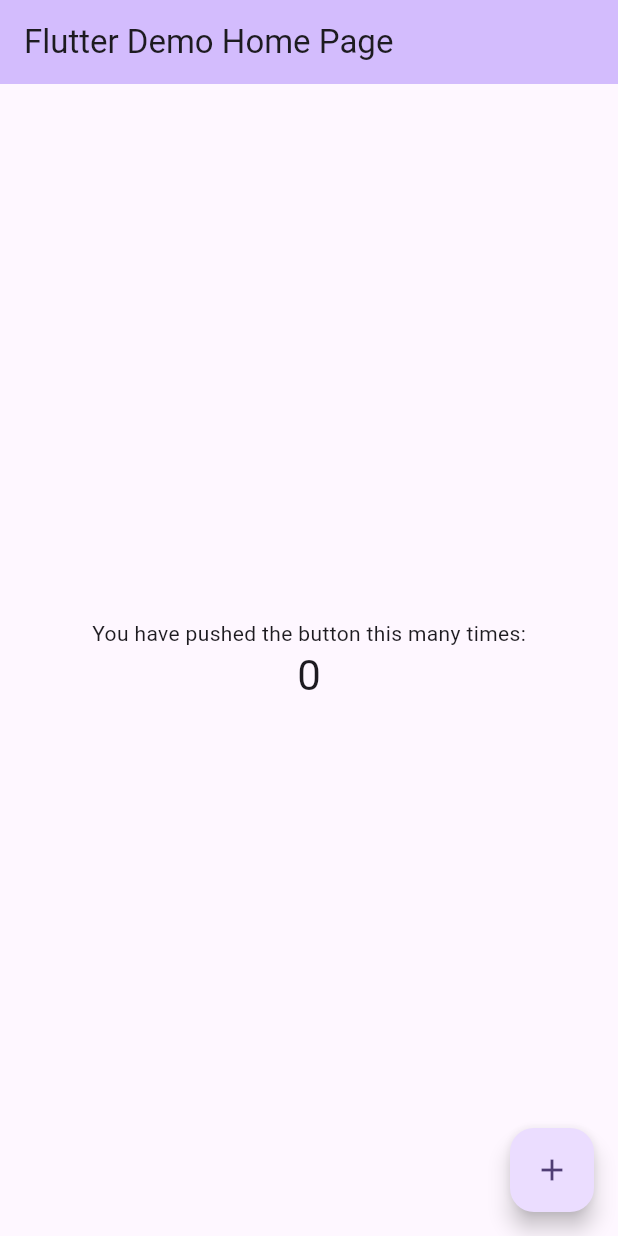
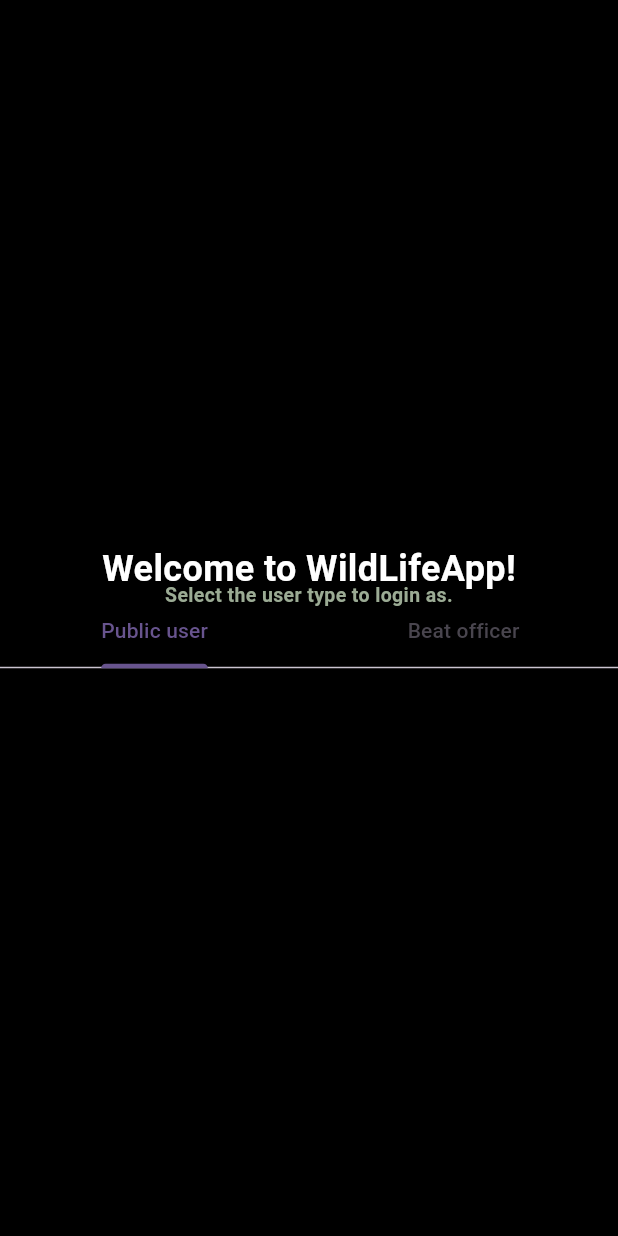
Before and after one commit to AdithaPinsara/SDP, a Flutter app: the screen it shows after launch, on a phone screen of 412 x 824 dp. Run offline on Flutter 3.47's test engine with Material 2 defaults, Android fonts, the phone set to English and light mode, and no system bars.

Commit message:
mobile login screen

```diff
--- a/mobile/sdp_app/lib/main.dart
+++ b/mobile/sdp_app/lib/main.dart
@@ -1,4 +1,6 @@
 import 'package:flutter/material.dart';
+
+import 'screens/login/login.dart';
 
 void main() {
   runApp(const MyApp());
@@ -31,7 +33,7 @@ class MyApp extends StatelessWidget {
         colorScheme: ColorScheme.fromSeed(seedColor: Colors.deepPurple),
         useMaterial3: true,
       ),
-      home: const MyHomePage(title: 'Flutter Demo Home Page'),
+      home: const Login(),
     );
   }
 }
--- /dev/null
+++ b/mobile/sdp_app/lib/screens/login/login.dart
@@ -0,0 +1,72 @@
+import 'package:flutter/material.dart';
+
+class Login extends StatefulWidget {
+  const Login({super.key});
+
+  @override
+  State<Login> createState() => _LoginState();
+}
+
+class _LoginState extends State<Login> with TickerProviderStateMixin {
+  late final TabController _tabController;
+
+  @override
+  void initState() {
+    super.initState();
+    _tabController = TabController(length: 2, vsync: this);
+  }
+
+  @override
+  void dispose() {
+    _tabController.dispose();
+    super.dispose();
+  }
+
+  @override
+  Widget build(BuildContext context) {
+    return Scaffold(
+      backgroundColor: Colors.black,
+      body: Column(
+        mainAxisAlignment: MainAxisAlignment.center,
+        crossAxisAlignment: CrossAxisAlignment.center,
+        children: [
+          Center(
+            child: Text(
+              'Welcome to WildLifeApp!',
+              style: TextStyle(
+                color: Colors.white,
+                fontSize: 24,
+                fontFamily: 'Roboto',
+                fontWeight: FontWeight.w700,
+                height: 0.07,
+              ),
+            ),
+          ),
+          SizedBox(height: 16),
+          Text(
+            'Select the user type to login as.',
+            textAlign: TextAlign.center,
+            style: TextStyle(
+              color: Color(0xFF9BAB94),
+              fontSize: 13,
+              fontFamily: 'Roboto',
+              fontWeight: FontWeight.w600,
+              height: 0.11,
+            ),
+          ),
+          TabBar(
+            controller: _tabController,
+            tabs: const <Widget>[
+              Tab(
+                text: "Public user",
+              ),
+              Tab(
+                text: "Beat officer",
+              ),
+            ],
+          ),
+        ],
+      ),
+    );
+  }
+}
```
